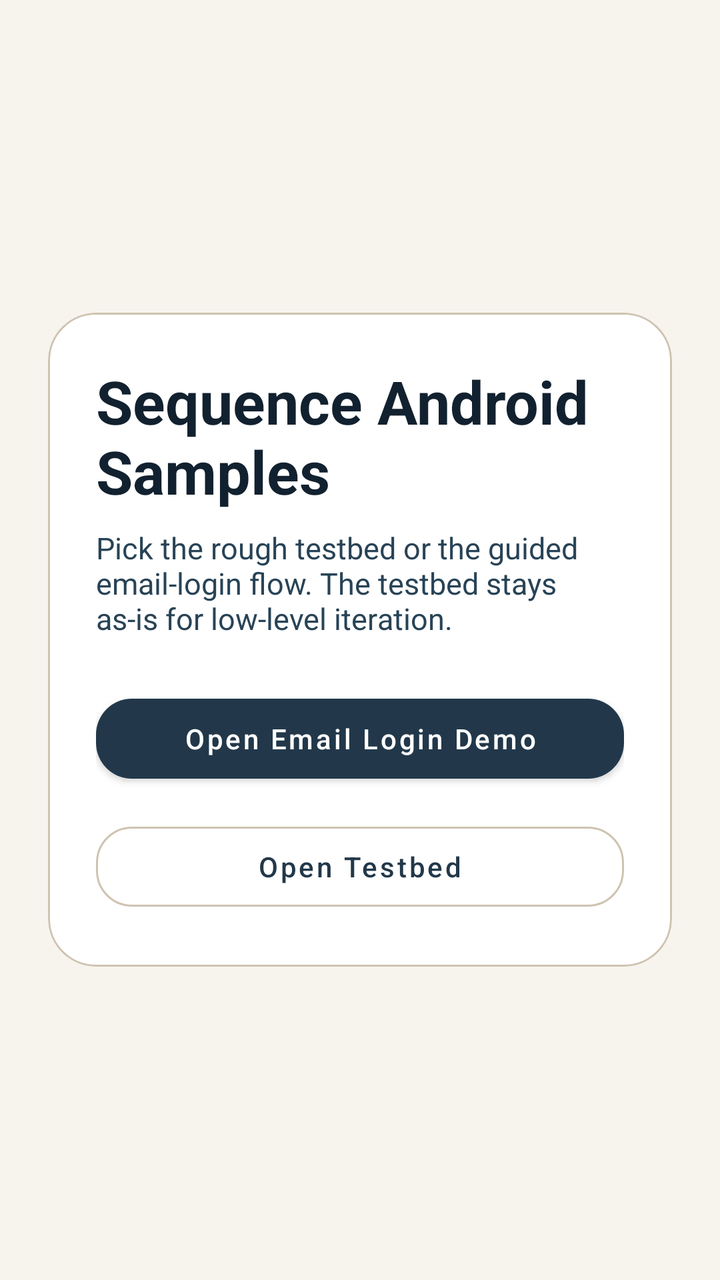
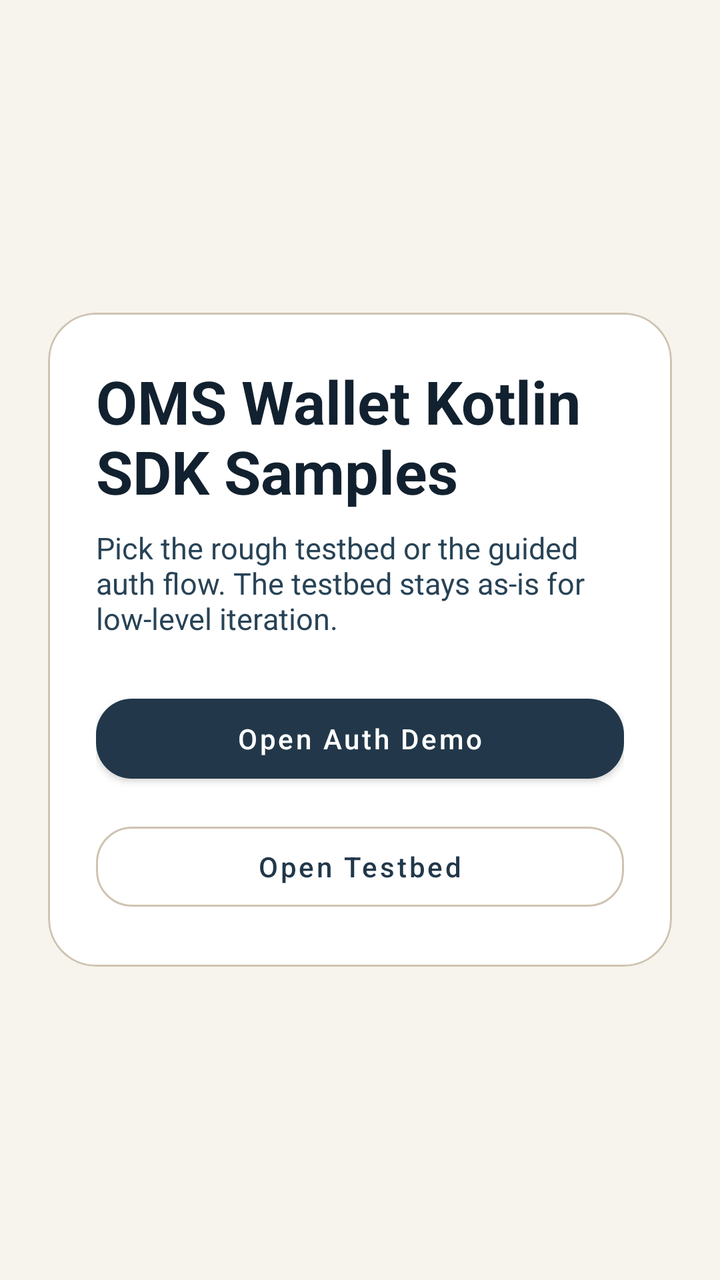

Before-and-after screenshots of an Android layout around one commit, followed by the original layout XML and the change that was made.
<!-- AndroidManifest.xml: application theme Theme.Kotlinsdk -->
<!-- res/layout/activity_picker.xml -->
<?xml version="1.0" encoding="utf-8"?>
<LinearLayout xmlns:android="http://schemas.android.com/apk/res/android"
    xmlns:app="http://schemas.android.com/apk/res-auto"
    android:id="@+id/pickerRoot"
    android:layout_width="match_parent"
    android:layout_height="match_parent"
    android:background="@color/sand_50"
    android:gravity="center"
    android:orientation="vertical"
    android:padding="24dp">

    <com.google.android.material.card.MaterialCardView
        style="@style/Widget.Kotlinsdk.Card"
        android:layout_width="match_parent"
        android:layout_height="wrap_content"
        android:maxWidth="560dp"
        app:cardCornerRadius="24dp">

        <LinearLayout
            android:layout_width="match_parent"
            android:layout_height="wrap_content"
            android:orientation="vertical"
            android:padding="24dp">

            <TextView
                android:layout_width="wrap_content"
                android:layout_height="wrap_content"
                android:text="Sequence Android Samples"
                android:textColor="@color/slate_900"
                android:textSize="30sp"
                android:textStyle="bold" />

            <TextView
                android:layout_width="match_parent"
                android:layout_height="wrap_content"
                android:layout_marginTop="8dp"
                android:text="Pick the rough testbed or the guided email-login flow. The testbed stays as-is for low-level iteration."
                android:textColor="@color/slate_700"
                android:textSize="15sp" />

            <com.google.android.material.button.MaterialButton
                android:id="@+id/openEmailLoginDemoButton"
                style="@style/Widget.Kotlinsdk.Button"
                android:layout_width="match_parent"
                android:layout_height="wrap_content"
                android:layout_marginTop="24dp"
                android:text="Open Email Login Demo"
                app:cornerRadius="18dp" />

            <com.google.android.material.button.MaterialButton
                android:id="@+id/openTestbedButton"
                style="@style/Widget.Kotlinsdk.Button.Outline"
                android:layout_width="match_parent"
                android:layout_height="wrap_content"
                android:layout_marginTop="12dp"
                android:text="Open Testbed"
                app:cornerRadius="18dp" />
        </LinearLayout>
    </com.google.android.material.card.MaterialCardView>
</LinearLayout>
<!-- resources referenced by this layout -->
<resources>
  <color name="sand_50">#F7F4EE</color>
  <color name="slate_700">#284356</color>
  <color name="slate_900">#12212F</color>
  <style name="Widget.Kotlinsdk.Button" parent="Widget.MaterialComponents.Button">
          <item name="android:minHeight">52dp</item>
          <item name="android:textAllCaps">false</item>
          <item name="cornerRadius">14dp</item>
          <item name="elevation">0dp</item>
          <item name="backgroundTint">@color/slate_800</item>
          <item name="android:textColor">@color/white</item>
          <item name="rippleColor">@color/sand_200</item>
      </style>
  <style name="Widget.Kotlinsdk.Button.Outline" parent="Widget.MaterialComponents.Button.OutlinedButton">
          <item name="android:minHeight">52dp</item>
          <item name="android:textAllCaps">false</item>
          <item name="cornerRadius">14dp</item>
          <item name="elevation">0dp</item>
          <item name="strokeColor">@color/sand_300</item>
          <item name="strokeWidth">1dp</item>
          <item name="android:textColor">@color/slate_800</item>
          <item name="backgroundTint">@color/white</item>
          <item name="rippleColor">@color/sand_200</item>
      </style>
  <style name="Widget.Kotlinsdk.Card" parent="Widget.MaterialComponents.CardView">
          <item name="cardBackgroundColor">@color/white</item>
          <item name="cardCornerRadius">18dp</item>
          <item name="cardElevation">0dp</item>
          <item name="strokeColor">@color/sand_300</item>
          <item name="strokeWidth">1dp</item>
      </style>
  <style name="Theme.Kotlinsdk" parent="Theme.MaterialComponents.DayNight.NoActionBar">
          <item name="colorPrimary">@color/slate_800</item>
          <item name="colorPrimaryVariant">@color/slate_900</item>
          <item name="colorOnPrimary">@color/white</item>
          <item name="colorSecondary">@color/amber_500</item>
          <item name="colorSecondaryVariant">@color/amber_700</item>
          <item name="colorOnSecondary">@color/slate_900</item>
          <item name="colorSurface">@color/white</item>
          <item name="colorOnSurface">@color/slate_900</item>
          <item name="android:windowBackground">@color/sand_50</item>
          <item name="android:statusBarColor">@color/sand_50</item>
          <item name="android:navigationBarColor">@color/sand_50</item>
          <item name="materialCardViewStyle">@style/Widget.Kotlinsdk.Card</item>
          <item name="textInputStyle">@style/Widget.Kotlinsdk.TextInputLayout</item>
          <item name="materialButtonStyle">@style/Widget.Kotlinsdk.Button</item>
      </style>
  <color name="slate_800">#22384A</color>
  <color name="white">#FFFFFFFF</color>
  <color name="sand_200">#DED5C7</color>
  <color name="sand_300">#CFC3B1</color>
  <color name="amber_500">#E59A2F</color>
  <color name="amber_700">#A7650D</color>
  <style name="Widget.Kotlinsdk.TextInputLayout" parent="Widget.MaterialComponents.TextInputLayout.OutlinedBox.Dense">
          <item name="boxBackgroundColor">@color/white</item>
          <item name="boxStrokeColor">@color/sand_300</item>
          <item name="boxStrokeWidth">1dp</item>
          <item name="boxStrokeWidthFocused">1dp</item>
          <item name="hintTextColor">@color/slate_500</item>
          <item name="android:textColorHint">@color/slate_500</item>
          <item name="shapeAppearanceOverlay">@style/ShapeAppearance.Kotlinsdk.Field</item>
      </style>
  <color name="slate_500">#6E8190</color>
  <style name="ShapeAppearance.Kotlinsdk.Field" parent="">
          <item name="cornerFamily">rounded</item>
          <item name="cornerSize">14dp</item>
      </style>
</resources>

<!-- the commit's change to res/layout/activity_picker.xml (unified diff, before → after) -->
@@ -25,7 +25,7 @@
             <TextView
                 android:layout_width="wrap_content"
                 android:layout_height="wrap_content"
-                android:text="Sequence Android Samples"
+                android:text="OMS Wallet Kotlin SDK Samples"
                 android:textColor="@color/slate_900"
                 android:textSize="30sp"
                 android:textStyle="bold" />
@@ -34,17 +34,17 @@
                 android:layout_width="match_parent"
                 android:layout_height="wrap_content"
                 android:layout_marginTop="8dp"
-                android:text="Pick the rough testbed or the guided email-login flow. The testbed stays as-is for low-level iteration."
+                android:text="Pick the rough testbed or the guided auth flow. The testbed stays as-is for low-level iteration."
                 android:textColor="@color/slate_700"
                 android:textSize="15sp" />
 
             <com.google.android.material.button.MaterialButton
-                android:id="@+id/openEmailLoginDemoButton"
+                android:id="@+id/openAuthDemoButton"
                 style="@style/Widget.Kotlinsdk.Button"
                 android:layout_width="match_parent"
                 android:layout_height="wrap_content"
                 android:layout_marginTop="24dp"
-                android:text="Open Email Login Demo"
+                android:text="Open Auth Demo"
                 app:cornerRadius="18dp" />
 
             <com.google.android.material.button.MaterialButton
